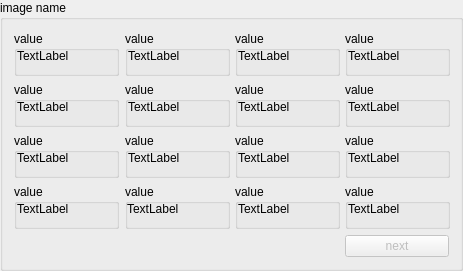
Above: code/display/region/QtImageRegionStats.ui from radio-astro/casa before the change. Below: the same form after it.
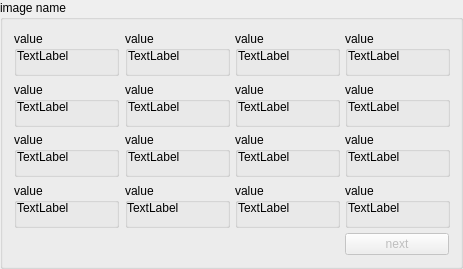
That is the form after the change.

Commit message: New Development: No             JIRA Issue: No         Ready for Test: Yes      Interface Changes: No What Interface Changed: Please list interface changes          Test Programs: List test programs   Put in Release Notes: No              Module(s): Module Names change impacts.            Description: Fixes to Viewer in response to ESO test report.

The edit to the form file:
```diff
--- a/code/display/region/QtImageRegionStats.ui
+++ b/code/display/region/QtImageRegionStats.ui
@@ -7,19 +7,19 @@
     <x>0</x>
     <y>0</y>
     <width>463</width>
-    <height>210</height>
+    <height>269</height>
    </rect>
   </property>
   <property name="minimumSize">
    <size>
     <width>460</width>
-    <height>0</height>
+    <height>260</height>
    </size>
   </property>
   <property name="maximumSize">
    <size>
     <width>16777215</width>
-    <height>210</height>
+    <height>269</height>
    </size>
   </property>
   <property name="windowTitle">
```
The commit also changes 7 other files.
